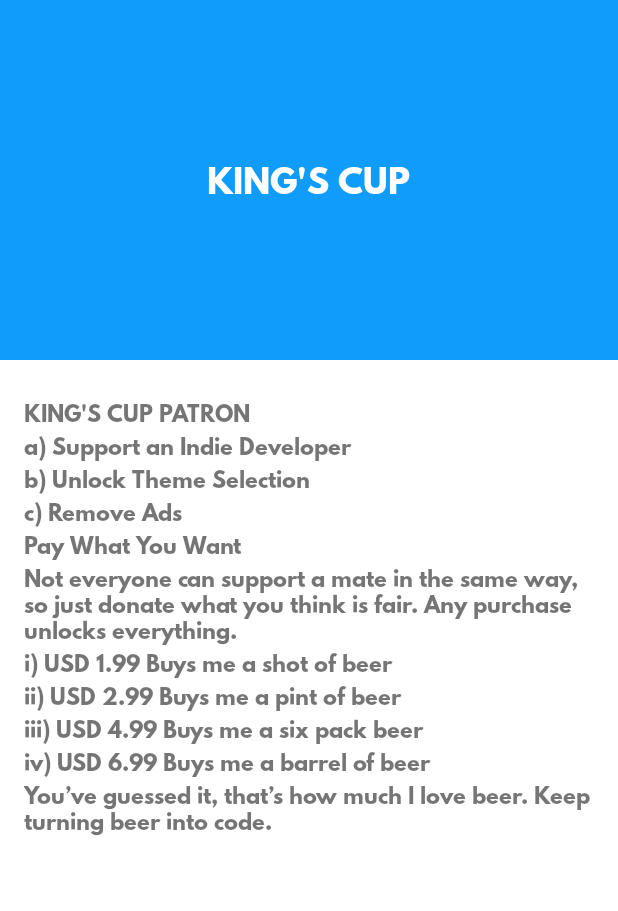
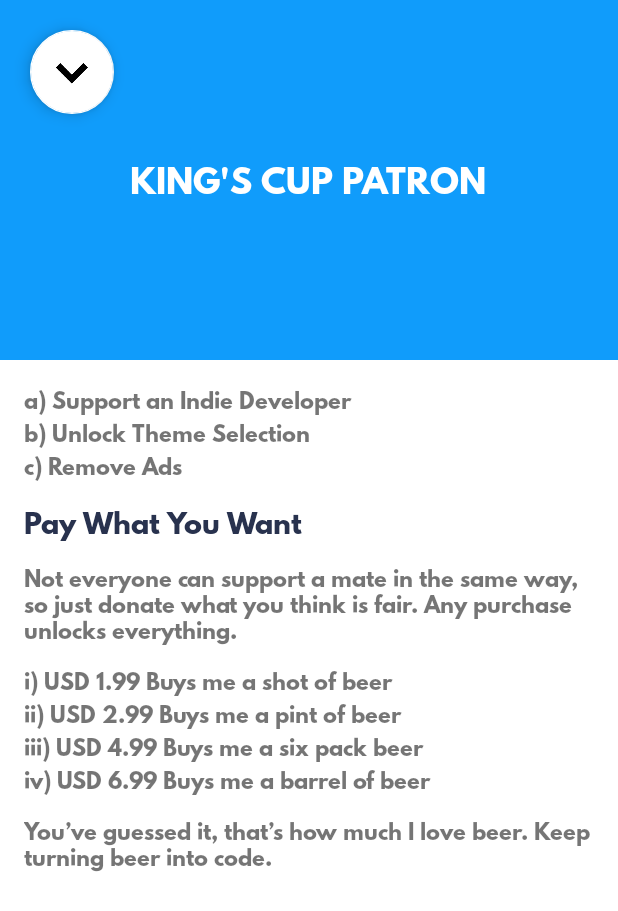
Before and after one commit to delacrixmorgan/kingscup-android, an Android app: the layout fragment_menu_unlock.xml on its own in the app's theme, with its tools: preview values and no code run, on a phone screen of 412 x 824 dp. Shown: the top 911 px of the screen. Run offline under Robolectric (Android 15) with nearby library versions, the phone set to English and light mode, and no system bars; plain views replace RoundKornerRelativeLayout.

Commit message:
Able to navigate to UnlockFragment

```diff
--- a/app/src/main/res/layout/fragment_menu_unlock.xml
+++ b/app/src/main/res/layout/fragment_menu_unlock.xml
@@ -7,6 +7,19 @@
     android:clickable="true"
     android:focusable="true"
     app:corner_radius="16dp">
+
+    <android.support.design.widget.FloatingActionButton
+        android:id="@+id/backButton"
+        android:layout_width="wrap_content"
+        android:layout_height="wrap_content"
+        android:layout_margin="20dp"
+        android:adjustViewBounds="true"
+        android:rotation="-90"
+        android:scaleType="centerCrop"
+        android:src="@drawable/ic_arrow_back"
+        app:backgroundTint="@android:color/white"
+        app:elevation="6dp"
+        app:fabSize="normal" />
 
     <LinearLayout
         android:id="@+id/headerLayout"
@@ -21,25 +34,22 @@
             android:layout_width="wrap_content"
             android:layout_height="wrap_content"
             android:padding="10dp"
-            android:text="@string/app_name"
+            android:text="King's Cup Patron"
             android:textAllCaps="true"
             android:textColor="@android:color/white"
             android:textSize="22sp" />
     </LinearLayout>
 
+    <RelativeLayout
+        android:layout_width="match_parent"
+        android:layout_height="match_parent"
+        android:layout_below="@id/headerLayout"
+        android:padding="16dp">
+
         <LinearLayout
             android:layout_width="match_parent"
             android:layout_height="wrap_content"
-        android:layout_centerInParent="true"
-        android:orientation="vertical"
-        android:padding="16dp">
-
-        <TextView
-            android:layout_width="match_parent"
-            android:layout_height="wrap_content"
-            android:text="King's Cup Patron"
-            android:textAlignment="center"
-            android:textAllCaps="true" />
+            android:orientation="vertical">
 
             <TextView
                 android:layout_width="match_parent"
@@ -62,18 +72,23 @@
             <TextView
                 android:layout_width="match_parent"
                 android:layout_height="wrap_content"
+                android:layout_marginTop="12dp"
                 android:text="Pay What You Want"
-            android:textAlignment="center" />
+                android:textAlignment="center"
+                android:textColor="@color/colorPrimary"
+                android:textSize="18sp" />
 
             <TextView
                 android:layout_width="match_parent"
                 android:layout_height="wrap_content"
+                android:layout_marginTop="12dp"
                 android:text="Not everyone can support a mate in the same way, so just donate what you think is fair. Any purchase unlocks everything."
                 android:textAlignment="center" />
 
             <TextView
                 android:layout_width="match_parent"
                 android:layout_height="wrap_content"
+                android:layout_marginTop="12dp"
                 android:text="i) USD 1.99 Buys me a shot of beer"
                 android:textAlignment="center" />
 
@@ -98,9 +113,11 @@
             <TextView
                 android:layout_width="match_parent"
                 android:layout_height="wrap_content"
+                android:layout_marginTop="12dp"
                 android:text="You’ve guessed it, that’s how much I love beer. Keep turning beer into code."
                 android:textAlignment="center" />
 
         </LinearLayout>
+    </RelativeLayout>
 
 </com.jcminarro.roundkornerlayout.RoundKornerRelativeLayout>
```
Also changed, not shown: app/src/main/java/com/delacrixmorgan/kingscup/menu/MenuSettingFragment.kt (+7 -6 lines), app/src/main/java/com/delacrixmorgan/kingscup/menu/MenuUnlockFragment.kt (added, +32 -0 lines), app/src/main/res/layout/fragment_menu_setting.xml (+6 -3 lines). Lines whose indentation alone changed are shown as unchanged.
